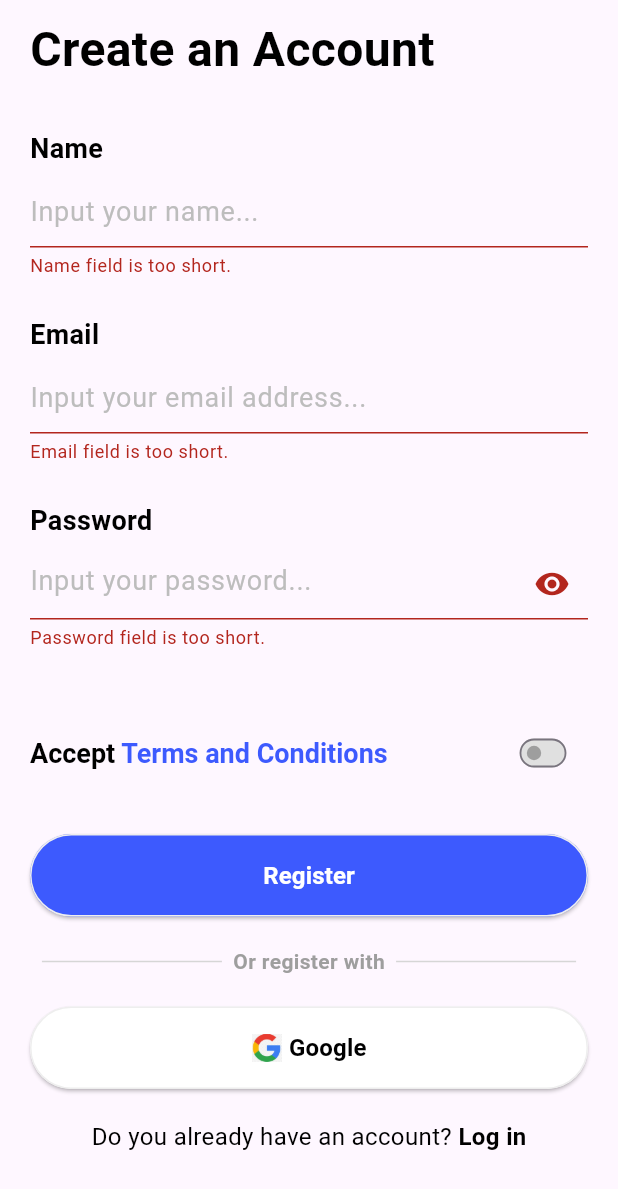
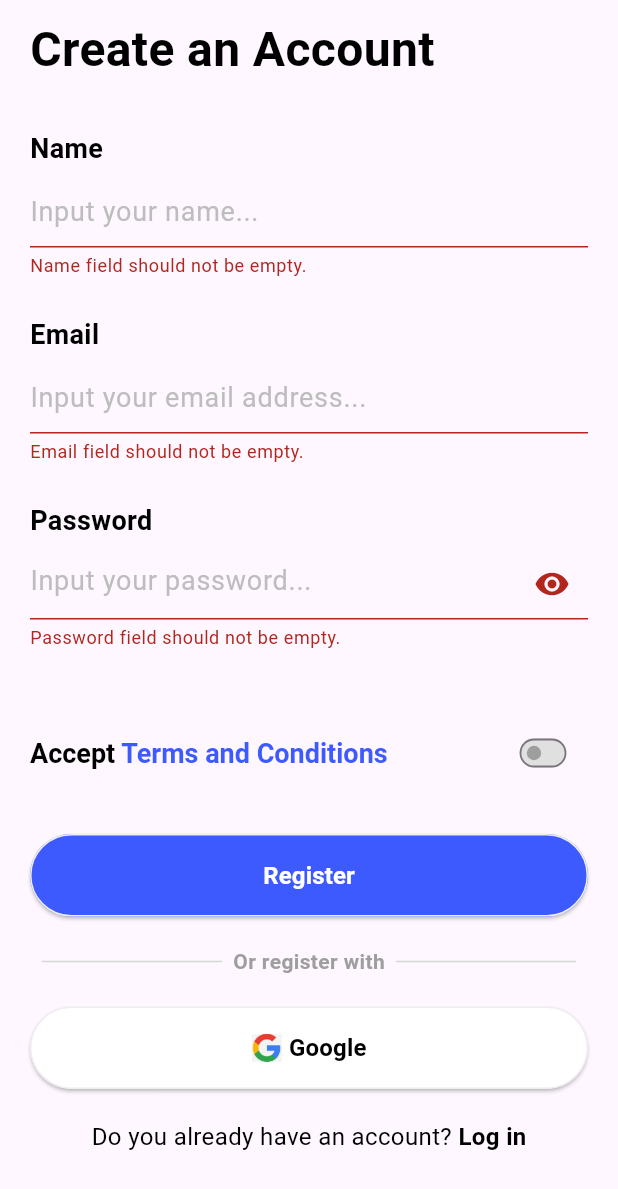
Before and after one commit to ICN-1/MyTaskAppFutter, a Flutter app: the CreateAccount screen opened directly, after a tap on "Register", on a phone screen of 412 x 824 dp. Shown: the top 1189 px of the screen. Run offline on Flutter 3.47's test engine with Material 3 defaults, Android fonts, the phone set to English and light mode, and no system bars; our stand-ins replace flutter_slidable.

Commit message:
Latest updates

```diff
--- a/icn_task_application/lib/reusable widgets/floatingButton.dart
+++ b/icn_task_application/lib/reusable widgets/floatingButton.dart
@@ -1,15 +1,17 @@
 import 'package:flutter/material.dart';
 
 class FloatingButton extends StatelessWidget {
-  const FloatingButton({super.key, required this.icon, required this.onPressed, required this.backgroundColor, required this.iconColor});
+  const FloatingButton({super.key, required this.icon, required this.onPressed, required this.backgroundColor, required this.iconColor, required this.heroTag});
 
   final Color backgroundColor, iconColor;
   final IconData icon;
   final VoidCallback onPressed;
+  final Object heroTag;
 
   @override
   Widget build(BuildContext context) {
     return FloatingActionButton(
+      heroTag: heroTag,
       onPressed: onPressed,
       backgroundColor: backgroundColor,
       shape: CircleBorder(),
--- a/icn_task_application/lib/reusable widgets/textFormFields.dart
+++ b/icn_task_application/lib/reusable widgets/textFormFields.dart
@@ -26,32 +26,6 @@ class _MyTextFieldState extends State<MyTextField> {
           errorMessage = null;
         }
       }
-
-      // if (widget.fieldHeader == 'Name') {
-      //   if (value!.isEmpty) {
-      //     errorMessage = 'Name field is empty';
-      //   } else if (value.length < 5) {
-      //     errorMessage = 'Your Name is too short.';
-      //   } else {
-      //     errorMessage = null;
-      //   }
-      // } else if (widget.fieldHeader == 'Email') {
-      //   if (value!.isEmpty) {
-      //     errorMessage = 'Email field is empty';
-      //   } else if (!RegExp(r"^[a-zA-Z0-9.!#$%&'*+-/=?^_'{|}~]+@[a-zA-Z0-9]+\.[a-zA-Z]+$").hasMatch(value)) {
-      //     errorMessage = 'Invalid Email';
-      //   } else {
-      //     errorMessage = null;
-      //   }
-      // } else if (widget.fieldHeader == 'Password') {
-        // if (value!.isEmpty) {
-        //   errorMessage = 'Password field is empty';
-        // } else if (value.length <= 8) {
-        //   errorMessage = 'Your password should be more than 8 characters.';
-        // } else {
-        //   errorMessage = null;
-        // }
-      // }
     });
   }
 
@@ -123,13 +97,13 @@ class _MyTextFieldState extends State<MyTextField> {
 
             validator: (value) {
               if (value!.isEmpty) {
-                return widget.fieldHeader + " field is too short.";
-              } else if (widget.fieldHeader == 'Email' && !RegExp(r"^[a-zA-Z0-9.!#$%&'*+-/=?^_'{|}~]+@[a-zA-Z0-9]+\.[a-zA-Z]+$").hasMatch(value)) {
-                return "Invalid email address";
-              } else if (widget.fieldHeader == 'Name' && value!.length < 4){
-                return 'Your name is too short';
-              } else if (widget.fieldHeader == 'Password' && value!.length < 6){
-                return 'Password is too short';
+                return widget.fieldHeader + " field should not be empty.";
+              } else if (widget.fieldHeader == 'Email' && !RegExp(r"^[a-zA-Z0-9.!#$%&'*+/=?^_`{|}~-]{3,}@[a-zA-Z0-9]+\.[a-zA-Z]+$").hasMatch(value)) {
+                return "Your email address is invalid.";
+              } else if (widget.fieldHeader == 'Name' && value!.length < 5){
+                return 'Your name should be atleast five characters.';
+              } else if (widget.fieldHeader == 'Password' && value!.length < 9){
+                return 'Your password should contain at least nine characters.';
               }
             },
 
```
Also changed, not shown: icn_task_application/lib/other_pages/home_page.dart (+49 -1 lines), icn_task_application/lib/other_pages/new_task_or_project.dart (+10 -3 lines), icn_task_application/lib/reusable widgets/new_alert_dialog.dart (+6 -1 lines), icn_task_application/lib/reusable widgets/rectangular_cards.dart (+6 -3 lines).
